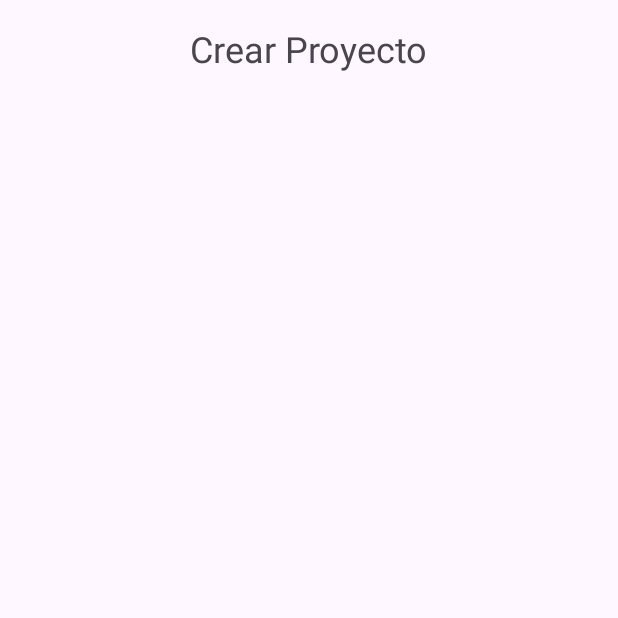
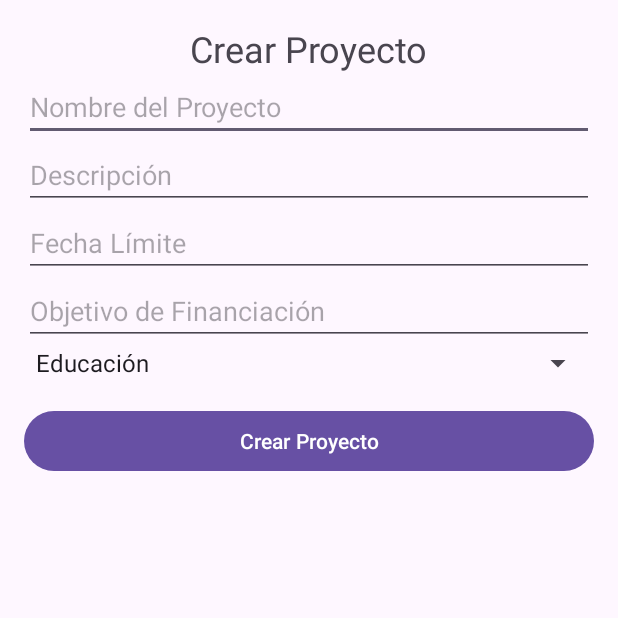
Before and after one commit to urenakiller10/App_Comida_Cercana, an Android app: the crearProyecto screen opened directly, with no data from a screen before it, on a phone screen of 412 x 824 dp, the top half of it. Run offline under Robolectric (Android 15) with nearby library versions, the phone set to English and light mode, and no system bars.

Commit message:
Formulario para crear un proyecto (no se guarda en FireBase aún)

```diff
--- a/CrowFunding/app/src/main/java/com/example/crowfunding/crearProyecto.java
+++ b/CrowFunding/app/src/main/java/com/example/crowfunding/crearProyecto.java
@@ -1,15 +1,56 @@
 package com.example.crowfunding;
 
 import android.os.Bundle;
+import android.view.View;
+import android.widget.Button;
+import android.widget.EditText;
+import android.widget.Spinner;
+import android.widget.ArrayAdapter;
 import androidx.appcompat.app.AppCompatActivity;
+import com.example.crowfunding.R; // Importa el archivo R de tu paquete
+
 
 public class crearProyecto extends AppCompatActivity {
+
+    private EditText nombreProyecto;
+    private EditText descripcionProyecto;
+    private EditText fechaLimite;
+    private EditText objetivoFinanciacion;
+    private Spinner spinnerCategoria;
 
     @Override
     protected void onCreate(Bundle savedInstanceState) {
         super.onCreate(savedInstanceState);
         setContentView(R.layout.view_crearproyecto);
 
-        // Configura tu vista para crear proyectos aquí
+        // Inicializar los componentes
+        nombreProyecto = findViewById(R.id.nombre_proyecto);
+        descripcionProyecto = findViewById(R.id.descripcion_proyecto);
+        fechaLimite = findViewById(R.id.fecha_limite);
+        objetivoFinanciacion = findViewById(R.id.objetivo_financiacion);
+        spinnerCategoria = findViewById(R.id.spinner_categoria);
+
+        // Configurar el Spinner (ComboBox) para categorías
+        ArrayAdapter<CharSequence> adapter = ArrayAdapter.createFromResource(this,
+                R.array.categorias, android.R.layout.simple_spinner_item);
+        adapter.setDropDownViewResource(android.R.layout.simple_spinner_dropdown_item);
+        spinnerCategoria.setAdapter(adapter);
+
+        // Inicializar el botón para crear el proyecto
+        Button crearProyectoButton = findViewById(R.id.btn_crear_proyecto);
+        crearProyectoButton.setOnClickListener(new View.OnClickListener() {
+            @Override
+            public void onClick(View view) {
+                // Aquí puedes manejar la lógica para crear el proyecto
+                // Por ejemplo, obtener los valores de los EditText y el Spinner
+                String nombre = nombreProyecto.getText().toString();
+                String descripcion = descripcionProyecto.getText().toString();
+                String fecha = fechaLimite.getText().toString();
+                String objetivo = objetivoFinanciacion.getText().toString();
+                String categoria = spinnerCategoria.getSelectedItem().toString();
+
+                // Lógica para procesar el nuevo proyecto (por ejemplo, guardarlo en Firebase)
+            }
+        });
     }
 }
--- a/CrowFunding/app/src/main/res/layout/view_crearproyecto.xml
+++ b/CrowFunding/app/src/main/res/layout/view_crearproyecto.xml
@@ -12,6 +12,39 @@
         android:textSize="24sp"
         android:layout_gravity="center" />
 
-    <!-- Aquí puedes agregar los campos necesarios para crear un proyecto -->
+    <EditText
+        android:id="@+id/nombre_proyecto"
+    android:layout_width="match_parent"
+    android:layout_height="wrap_content"
+    android:hint="Nombre del Proyecto" />
 
+    <EditText
+        android:id="@+id/descripcion_proyecto"
+    android:layout_width="match_parent"
+    android:layout_height="wrap_content"
+    android:hint="Descripción" />
+
+    <EditText
+        android:id="@+id/fecha_limite"
+    android:layout_width="match_parent"
+    android:layout_height="wrap_content"
+    android:hint="Fecha Límite" />
+
+    <EditText
+        android:id="@+id/objetivo_financiacion"
+    android:layout_width="match_parent"
+    android:layout_height="wrap_content"
+    android:hint="Objetivo de Financiación" />
+
+    <Spinner
+        android:id="@+id/spinner_categoria"
+    android:layout_width="match_parent"
+    android:layout_height="wrap_content" />
+
+    <Button
+        android:id="@+id/btn_crear_proyecto"
+        android:layout_width="match_parent"
+        android:layout_height="wrap_content"
+        android:text="Crear Proyecto"
+        android:layout_marginTop="16dp" />
 </LinearLayout>
--- a/CrowFunding/app/src/main/res/values/strings.xml
+++ b/CrowFunding/app/src/main/res/values/strings.xml
@@ -17,4 +17,15 @@
     <string name="CrowdFunding">CrowFunding</string>
     <string name="open_drawer">Abrir menú</string>
     <string name="close_drawer">Cerrar menú</string>
+
+    <string-array name="categorias">
+        <item>Educación</item>
+        <item>Salud</item>
+        <item>Familia</item>
+        <item>Deporte</item>
+    </string-array>
+
+
+
+
 </resources>
```
